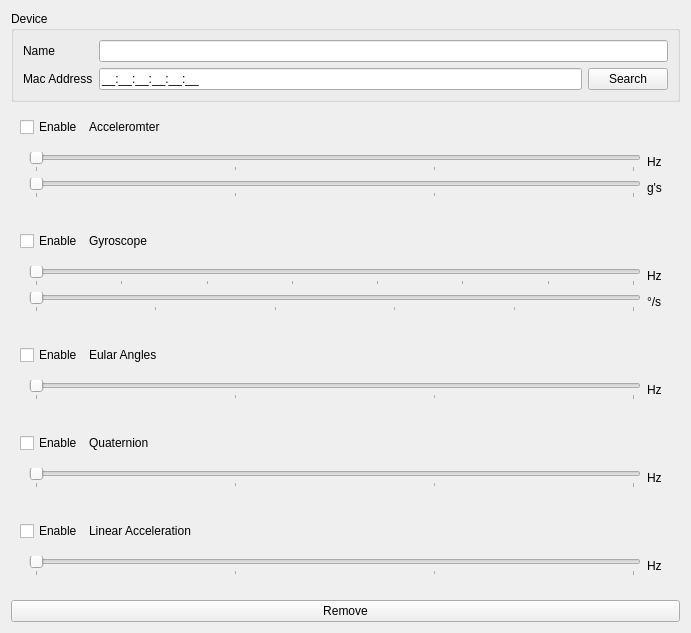
Qt form forms/mbientconfigpanel.ui (GaitRehabilitation/SMART) before a commit.
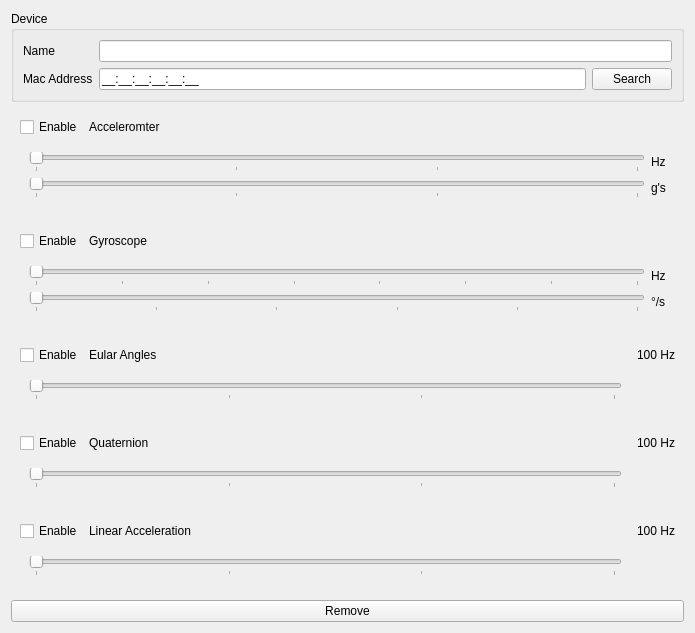
The same form after that commit.

```diff
--- a/forms/mbientconfigpanel.ui
+++ b/forms/mbientconfigpanel.ui
@@ -6,12 +6,12 @@
    <rect>
     <x>0</x>
     <y>0</y>
-    <width>691</width>
+    <width>695</width>
     <height>631</height>
    </rect>
   </property>
   <property name="sizePolicy">
-   <sizepolicy hsizetype="Preferred" vsizetype="Preferred">
+   <sizepolicy hsizetype="Preferred" vsizetype="Maximum">
     <horstretch>0</horstretch>
     <verstretch>0</verstretch>
    </sizepolicy>
@@ -303,42 +303,22 @@
            </property>
           </widget>
          </item>
-         <item row="0" column="1">
-          <widget class="QLabel" name="labelEularSample">
-           <property name="text">
-            <string>Hz</string>
-           </property>
-          </widget>
-         </item>
         </layout>
        </widget>
       </item>
+      <item row="0" column="2">
+       <widget class="QLabel" name="labelEularSample">
+        <property name="text">
+         <string>100 Hz</string>
+        </property>
+       </widget>
+      </item>
      </layout>
     </widget>
    </item>
    <item>
     <widget class="QWidget" name="mainQuaternionContainer" native="true">
      <layout class="QGridLayout" name="groupQuaternion">
-      <item row="0" column="0">
-       <widget class="QCheckBox" name="toggleQuaternion">
-        <property name="text">
-         <string>Enable</string>
-        </property>
-       </widget>
-      </item>
-      <item row="0" column="1">
-       <widget class="QLabel" name="label_13">
-        <property name="sizePolicy">
-         <sizepolicy hsizetype="MinimumExpanding" vsizetype="Preferred">
-          <horstretch>0</horstretch>
-          <verstretch>0</verstretch>
-         </sizepolicy>
-        </property>
-        <property name="text">
-         <string>Quaternion</string>
-        </property>
-       </widget>
-      </item>
       <item row="1" column="0" colspan="2">
        <widget class="QWidget" name="quaternionContainer" native="true">
         <layout class="QGridLayout" name="gridQuaternion">
@@ -358,16 +338,36 @@
            </property>
           </widget>
          </item>
-         <item row="0" column="1">
-          <widget class="QLabel" name="labelQuaternionSample">
-           <property name="text">
-            <string>Hz</string>
-           </property>
-          </widget>
-         </item>
         </layout>
        </widget>
       </item>
+      <item row="0" column="0">
+       <widget class="QCheckBox" name="toggleQuaternion">
+        <property name="text">
+         <string>Enable</string>
+        </property>
+       </widget>
+      </item>
+      <item row="0" column="1">
+       <widget class="QLabel" name="label_13">
+        <property name="sizePolicy">
+         <sizepolicy hsizetype="MinimumExpanding" vsizetype="Preferred">
+          <horstretch>0</horstretch>
+          <verstretch>0</verstretch>
+         </sizepolicy>
+        </property>
+        <property name="text">
+         <string>Quaternion</string>
+        </property>
+       </widget>
+      </item>
+      <item row="0" column="2">
+       <widget class="QLabel" name="labelQuaternionSample">
+        <property name="text">
+         <string>100 Hz</string>
+        </property>
+       </widget>
+      </item>
      </layout>
     </widget>
    </item>
@@ -413,16 +413,16 @@
            </property>
           </widget>
          </item>
-         <item row="1" column="1">
-          <widget class="QLabel" name="labelLinearAccSample">
-           <property name="text">
-            <string>Hz</string>
-           </property>
-          </widget>
-         </item>
         </layout>
        </widget>
       </item>
+      <item row="0" column="2">
+       <widget class="QLabel" name="labelLinearAccSample">
+        <property name="text">
+         <string>100 Hz</string>
+        </property>
+       </widget>
+      </item>
      </layout>
     </widget>
    </item>
```
